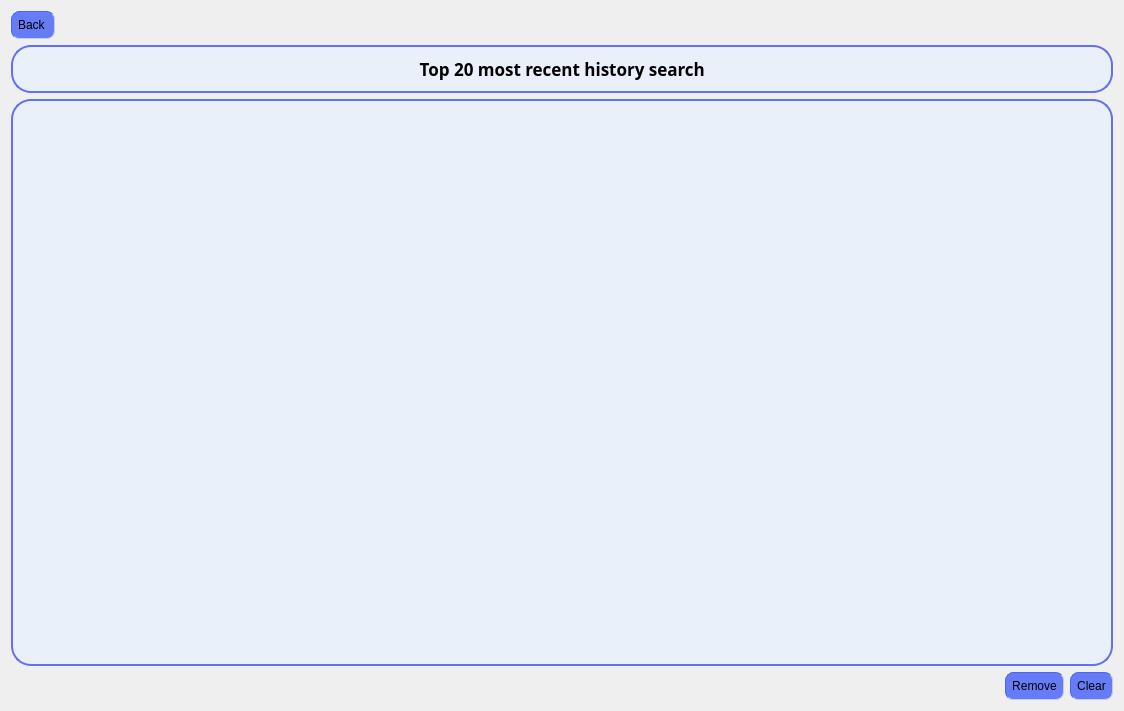
The window that historyscreen.ui (OHonSam/CS163_Group2_Dictionary) describes before a commit, drawn with Qt 5.
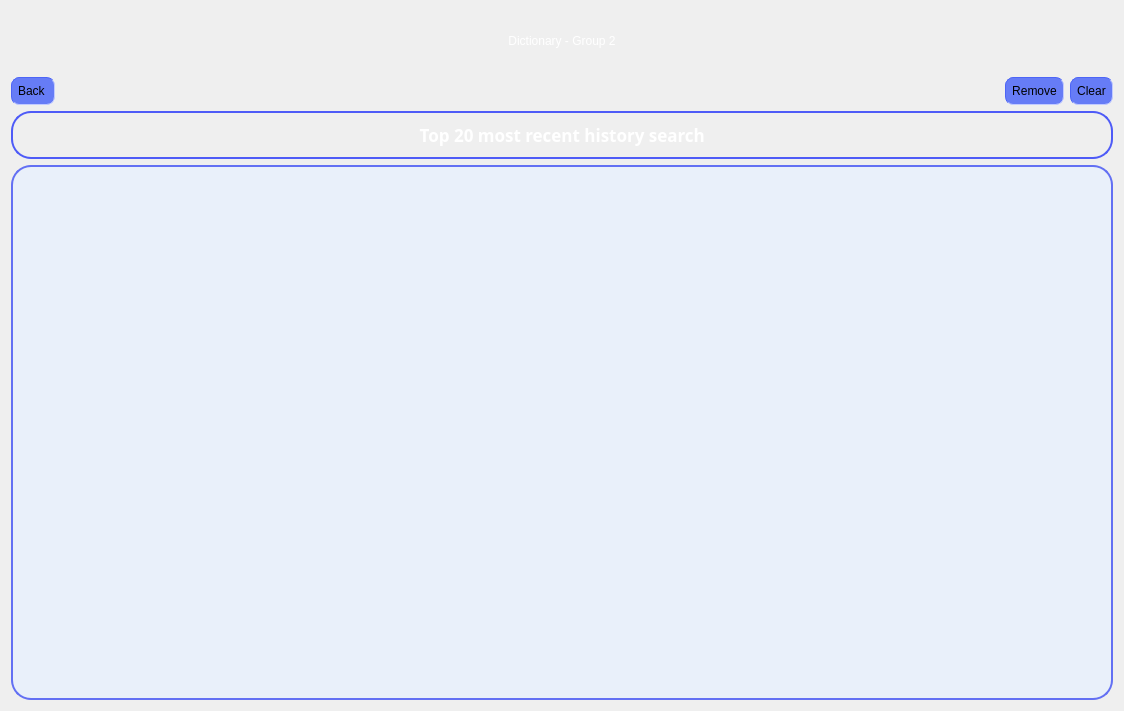
The same window after the commit. Icons and pictures are not drawn.

Commit message: change layouts/merge branches/

Patch:
```diff
--- a/historyscreen.ui
+++ b/historyscreen.ui
@@ -16,8 +16,11 @@
   <layout class="QFormLayout" name="formLayout">
    <item row="0" column="0" colspan="2">
     <layout class="QGridLayout" name="gridLayout">
-     <item row="0" column="0">
+     <item row="1" column="0">
       <layout class="QHBoxLayout" name="horizontalLayout_5">
+       <property name="topMargin">
+        <number>0</number>
+       </property>
        <item>
         <widget class="QPushButton" name="pushButton_goBack">
          <property name="styleSheet">
@@ -49,9 +52,51 @@
          </property>
         </spacer>
        </item>
+       <item>
+        <widget class="QPushButton" name="pushButton_remove">
+         <property name="styleSheet">
+          <string notr="true">padding: 6px;
+border-color: rgb(77, 101, 246);
+border-width : 1px;
+border-style:inset;
+border-radius: 8px;
+  min-height: 1px;
+  min-width: 1px;
+background-color: rgb(102, 124, 246);
+font: 11pt &quot;Comfortaa&quot;;</string>
+         </property>
+         <property name="text">
+          <string>Remove</string>
+         </property>
+        </widget>
+       </item>
+       <item>
+        <widget class="QPushButton" name="pushButton_clear">
+         <property name="maximumSize">
+          <size>
+           <width>100</width>
+           <height>16777215</height>
+          </size>
+         </property>
+         <property name="styleSheet">
+          <string notr="true">padding: 6px;
+border-color: rgb(77, 101, 246);
+border-width : 1px;
+border-style:inset;
+border-radius: 8px;
+  min-height: 1px;
+  min-width: 1px;
+background-color: rgb(102, 124, 246);
+font: 11pt &quot;Comfortaa&quot;;</string>
+         </property>
+         <property name="text">
+          <string>Clear</string>
+         </property>
+        </widget>
+       </item>
       </layout>
      </item>
-     <item row="1" column="0">
+     <item row="2" column="0">
       <layout class="QHBoxLayout" name="horizontalLayout_4">
        <item>
         <layout class="QVBoxLayout" name="verticalLayout_3">
@@ -75,11 +120,13 @@
 border-radius: 20px;
   min-height: 20px;
   min-width: 20px;
-background-color: rgb(233, 240, 250);
 border-color: rgb(99, 112, 243);
 font: 13pt &quot;Comfortaa&quot;;
 font: bold;
-color: black;;</string>
+color: white;
+border-color: rgb(78, 91, 247);
+background-image: url(:/background/images/bg/mid button.png);
+</string>
            </property>
            <property name="text">
             <string>&lt;html&gt;&lt;head/&gt;&lt;body&gt;&lt;p align=&quot;center&quot;&gt;Top 20 most recent history search &lt;/p&gt;&lt;/body&gt;&lt;/html&gt;</string>
@@ -97,73 +144,31 @@
   min-width: 20px;
 background-color: rgb(233, 240, 250);
 border-color: rgb(99, 112, 243);
-font: 13pt &quot;Comfortaa&quot;;</string>
+font: 13pt &quot;Comfortaa&quot;;
+color: rgb(56, 64, 139);</string>
            </property>
           </widget>
          </item>
-         <item>
-          <layout class="QHBoxLayout" name="horizontalLayout_2" stretch="0,0,0">
-           <item>
-            <spacer name="horizontalSpacer">
-             <property name="orientation">
-              <enum>Qt::Horizontal</enum>
-             </property>
-             <property name="sizeHint" stdset="0">
-              <size>
-               <width>40</width>
-               <height>20</height>
-              </size>
-             </property>
-            </spacer>
-           </item>
-           <item>
-            <widget class="QPushButton" name="pushButton_remove">
-             <property name="styleSheet">
-              <string notr="true">padding: 6px;
-border-color: rgb(77, 101, 246);
-border-width : 1px;
-border-style:inset;
-border-radius: 8px;
-  min-height: 1px;
-  min-width: 1px;
-background-color: rgb(102, 124, 246);
-font: 11pt &quot;Comfortaa&quot;;</string>
-             </property>
-             <property name="text">
-              <string>Remove</string>
-             </property>
-            </widget>
-           </item>
-           <item>
-            <widget class="QPushButton" name="pushButton_clear">
-             <property name="maximumSize">
-              <size>
-               <width>100</width>
-               <height>16777215</height>
-              </size>
-             </property>
-             <property name="styleSheet">
-              <string notr="true">padding: 6px;
-border-color: rgb(77, 101, 246);
-border-width : 1px;
-border-style:inset;
-border-radius: 8px;
-  min-height: 1px;
-  min-width: 1px;
-background-color: rgb(102, 124, 246);
-font: 11pt &quot;Comfortaa&quot;;</string>
-             </property>
-             <property name="text">
-              <string>Clear</string>
-             </property>
-            </widget>
-           </item>
-          </layout>
-         </item>
         </layout>
        </item>
       </layout>
      </item>
+     <item row="0" column="0">
+      <widget class="QPushButton" name="pushButton">
+       <property name="styleSheet">
+        <string notr="true">padding: 20px;
+border-radius: 20px;
+  min-height: 20px;
+  min-width: 20px;
+background-image: url(:/background/images/bg/intro bg.png);
+font: 24pt &quot;Audiowide&quot;;
+color:white;</string>
+       </property>
+       <property name="text">
+        <string>Dictionary - Group 2</string>
+       </property>
+      </widget>
+     </item>
     </layout>
    </item>
   </layout>
```
The commit also changes 13 other files.
